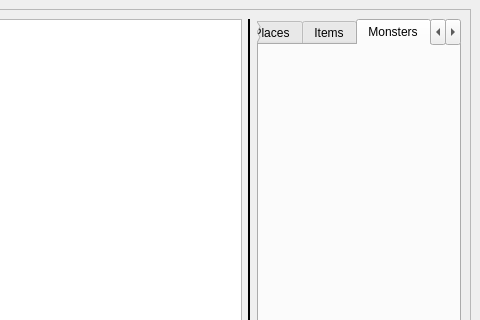
Qt form raw_ui_files/ginaa_gui.ui (zerihemla/ginaa) before a commit; both pictures show x 460 to 940 and y 0 to 320 of the 940 by 683 pixel window.
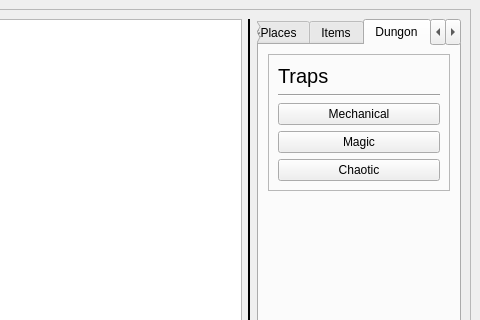
The same form after that commit. The open tabs and pages were chosen to show the change.

Commit message: Copied in the traps from online. need to refine them for what I want. Fixed the list_maker to ignore blank lines.

```diff
--- a/raw_ui_files/ginaa_gui.ui
+++ b/raw_ui_files/ginaa_gui.ui
@@ -310,8 +310,75 @@
          </widget>
          <widget class="QWidget" name="monsters_tab">
           <attribute name="title">
-           <string>Monsters</string>
+           <string>Dungon</string>
           </attribute>
+          <layout class="QGridLayout" name="gridLayout_10">
+           <item row="0" column="0">
+            <widget class="QFrame" name="frame_3">
+             <property name="frameShape">
+              <enum>QFrame::StyledPanel</enum>
+             </property>
+             <property name="frameShadow">
+              <enum>QFrame::Raised</enum>
+             </property>
+             <layout class="QGridLayout" name="gridLayout_9">
+              <item row="0" column="0">
+               <widget class="QLabel" name="label_3">
+                <property name="font">
+                 <font>
+                  <pointsize>15</pointsize>
+                 </font>
+                </property>
+                <property name="text">
+                 <string>Traps</string>
+                </property>
+               </widget>
+              </item>
+              <item row="1" column="0">
+               <widget class="Line" name="line_3">
+                <property name="orientation">
+                 <enum>Qt::Horizontal</enum>
+                </property>
+               </widget>
+              </item>
+              <item row="2" column="0">
+               <widget class="QPushButton" name="mechanical_trap_button">
+                <property name="text">
+                 <string>Mechanical</string>
+                </property>
+               </widget>
+              </item>
+              <item row="3" column="0">
+               <widget class="QPushButton" name="magic_trap_button">
+                <property name="text">
+                 <string>Magic</string>
+                </property>
+               </widget>
+              </item>
+              <item row="4" column="0">
+               <widget class="QPushButton" name="chaotic_trap_button">
+                <property name="text">
+                 <string>Chaotic</string>
+                </property>
+               </widget>
+              </item>
+             </layout>
+            </widget>
+           </item>
+           <item row="1" column="0">
+            <spacer name="verticalSpacer_3">
+             <property name="orientation">
+              <enum>Qt::Vertical</enum>
+             </property>
+             <property name="sizeHint" stdset="0">
+              <size>
+               <width>20</width>
+               <height>352</height>
+              </size>
+             </property>
+            </spacer>
+           </item>
+          </layout>
          </widget>
          <widget class="QWidget" name="tab">
           <attribute name="title">
```
Left out of the diff: 4 changed lines with no effect on the pictures. The commit also changes 10 other files.
